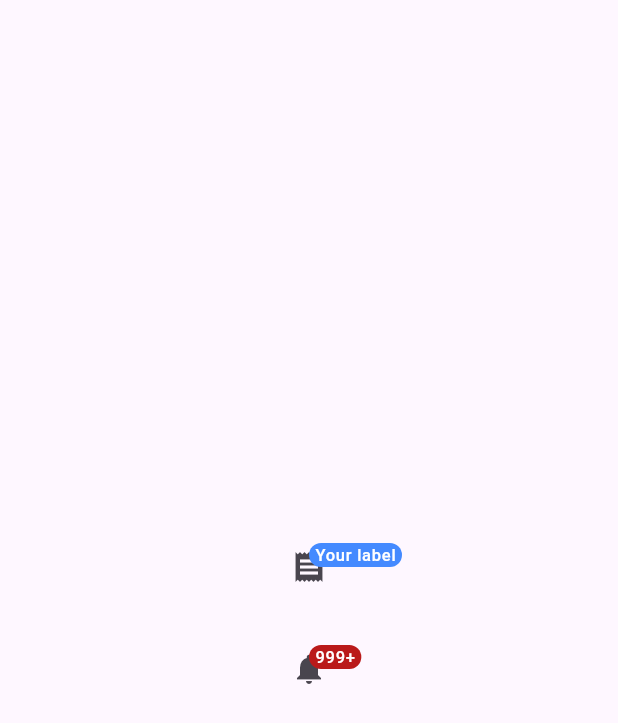
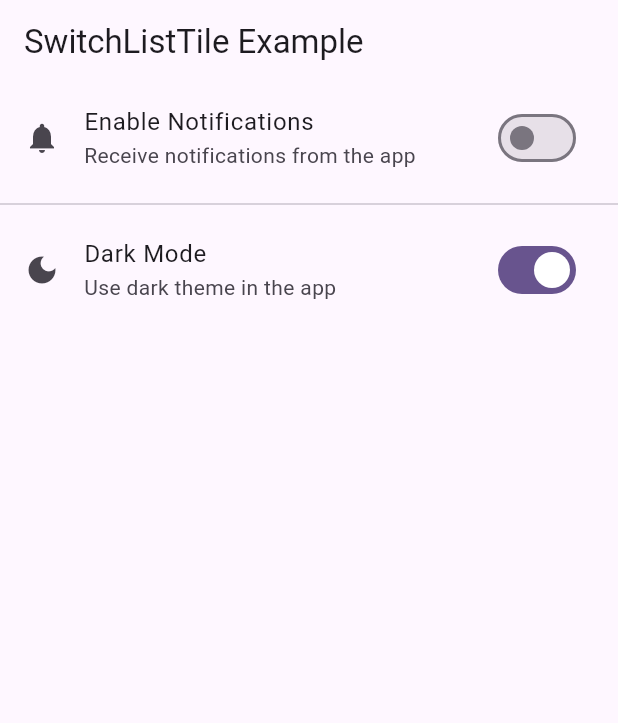
Before and after one commit to Elgammal1299/Flutter-Catalog-Widget, a Flutter app: the screen it shows after launch, on a phone screen of 412 x 824 dp. Shown: the top 723 px of the screen. Run offline on Flutter 3.47's test engine with Material 3 defaults, Android fonts, the phone set to English and light mode, and no system bars.

Commit message:
Add SwitchListTileExample and Bottom Navigation Bar with multiple pages

```diff
--- /dev/null
+++ b/lib/Switch ListTile Example/switch_list_tile_example.dart
@@ -0,0 +1,47 @@
+import 'package:flutter/material.dart';
+
+class SwitchListTileExample extends StatefulWidget {
+  const SwitchListTileExample({super.key});
+
+  @override
+  State<SwitchListTileExample> createState() => _SwitchListTileExampleState();
+}
+
+class _SwitchListTileExampleState extends State<SwitchListTileExample> {
+  bool isSwitched1 = false;
+  bool isSwitched2 = true;
+
+  @override
+  Widget build(BuildContext context) {
+    return Scaffold(
+      appBar: AppBar(title: const Text('SwitchListTile Example')),
+      body: ListView(
+        children: [
+          SwitchListTile(
+            title: const Text('Enable Notifications'),
+            subtitle: const Text('Receive notifications from the app'),
+            value: isSwitched1,
+            onChanged: (bool value) {
+              setState(() {
+                isSwitched1 = value;
+              });
+            },
+            secondary: const Icon(Icons.notifications),
+          ),
+          const Divider(),
+          SwitchListTile(
+            title: const Text('Dark Mode'),
+            subtitle: const Text('Use dark theme in the app'),
+            value: isSwitched2,
+            onChanged: (bool value) {
+              setState(() {
+                isSwitched2 = value;
+              });
+            },
+            secondary: const Icon(Icons.dark_mode),
+          ),
+        ],
+      ),
+    );
+  }
+}
--- a/lib/main.dart
+++ b/lib/main.dart
@@ -1,5 +1,5 @@
 import 'package:flutter/material.dart';
-import 'package:flutter_catalog_widget/Badge/badge_example.dart';
+import 'package:flutter_catalog_widget/Switch%20ListTile%20Example/switch_list_tile_example.dart';
 
 void main() {
   runApp(const MyApp());
@@ -17,7 +17,7 @@ class MyApp extends StatelessWidget {
       theme: ThemeData(
         colorScheme: ColorScheme.fromSeed(seedColor: Colors.deepPurple),
       ),
-      home: BadgeExample(),
+      home: SwitchListTileExample(),
     );
   }
 }
```
Also changed, not shown: lib/bottom_navigation_bar/bottom_nav_bar.dart (added, +69 -0 lines), lib/bottom_navigation_bar/favorite.dart (added, +17 -0 lines), lib/bottom_navigation_bar/home.dart (added, +17 -0 lines), lib/bottom_navigation_bar/profile.dart (added, +17 -0 lines), lib/bottom_navigation_bar/setting.dart (added, +14 -0 lines).
